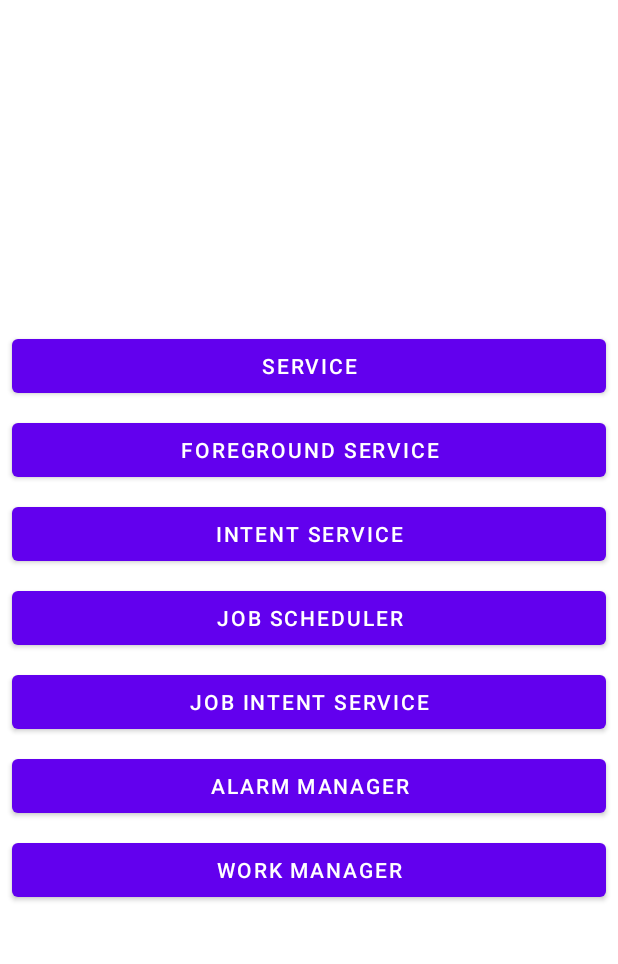
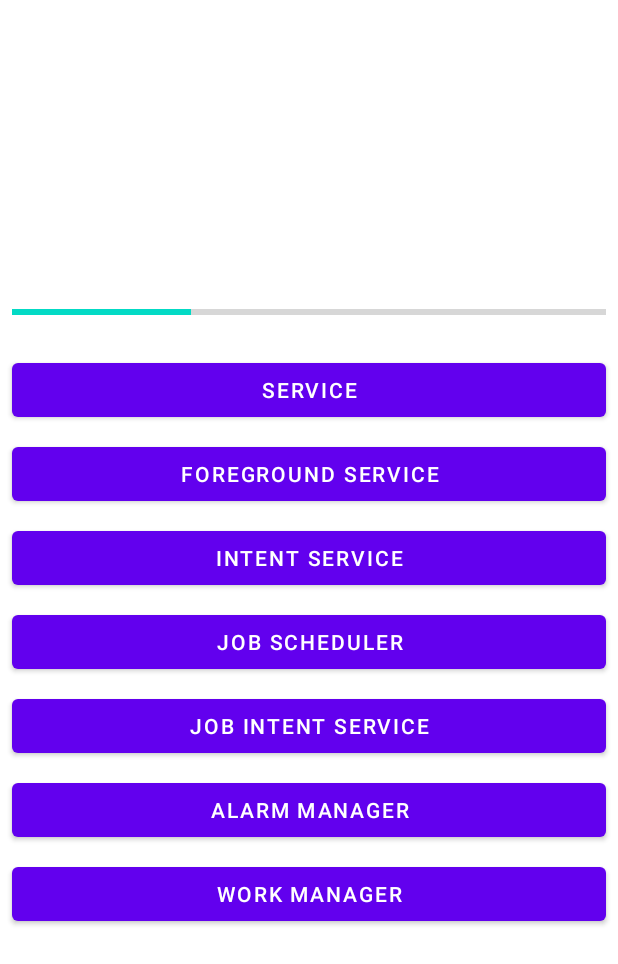
Before and after one commit to Dmitryzeze/ServiceTest, an Android app: the layout activity_main.xml on its own in the app's theme, with its tools: preview values and no code run, on a phone screen of 412 x 824 dp. Shown: the top 964 px of the screen. Run offline under Robolectric (Android 15) with nearby library versions, the phone set to English and light mode, and no system bars.

```diff
--- a/app/src/main/res/layout/activity_main.xml
+++ b/app/src/main/res/layout/activity_main.xml
@@ -8,6 +8,19 @@
     android:orientation="vertical"
     tools:context=".MainActivity"
     >
+
+    <ProgressBar
+        android:id="@+id/progressBarLoading"
+        style="?android:attr/progressBarStyleHorizontal"
+        android:layout_width="match_parent"
+        android:layout_height="wrap_content"
+        android:layout_marginStart="8dp"
+        android:layout_marginEnd="8dp"
+        android:layout_marginBottom="16dp"
+        android:max="100"
+        android:progress="0"
+        tools:progress="30"
+        />
 
     <Button
         android:id="@+id/simple_service"
```
Also changed, not shown: app/src/main/java/com/example/servicetest/MainActivity.kt (+30 -0 lines), app/src/main/java/com/example/servicetest/MyForegroundService.kt (+9 -2 lines).
